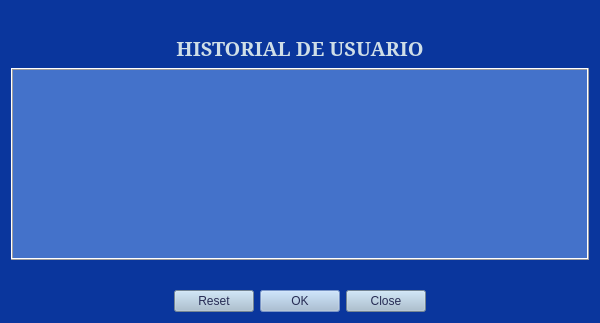
First picture: the form in APP/historial.ui, repository adcfrba/TPO_INFOII, before the edit.
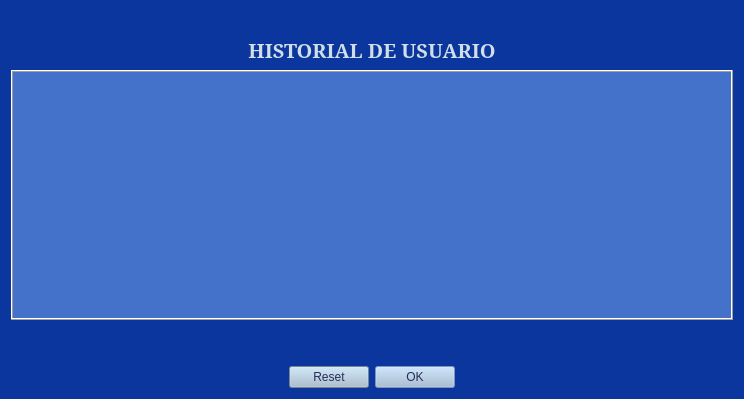
Second picture: the form after the edit. Icons and pictures are not drawn.

What changed in the file:
```diff
--- a/APP/historial.ui
+++ b/APP/historial.ui
@@ -6,8 +6,8 @@
    <rect>
     <x>0</x>
     <y>0</y>
-    <width>600</width>
-    <height>323</height>
+    <width>744</width>
+    <height>399</height>
    </rect>
   </property>
   <property name="sizePolicy">
@@ -403,11 +403,17 @@
      <item>
       <widget class="QTableView" name="tableView_historial">
        <property name="sizePolicy">
-        <sizepolicy hsizetype="Preferred" vsizetype="MinimumExpanding">
+        <sizepolicy hsizetype="Preferred" vsizetype="Preferred">
          <horstretch>0</horstretch>
          <verstretch>0</verstretch>
         </sizepolicy>
        </property>
+       <property name="minimumSize">
+        <size>
+         <width>0</width>
+         <height>250</height>
+        </size>
+       </property>
        <property name="focusPolicy">
         <enum>Qt::NoFocus</enum>
        </property>
@@ -430,7 +436,7 @@
         <enum>Qt::DotLine</enum>
        </property>
        <property name="cornerButtonEnabled">
-        <bool>false</bool>
+        <bool>true</bool>
        </property>
        <attribute name="horizontalHeaderVisible">
         <bool>true</bool>
@@ -451,7 +457,7 @@
       <enum>Qt::Vertical</enum>
      </property>
      <property name="sizeType">
-      <enum>QSizePolicy::Preferred</enum>
+      <enum>QSizePolicy::MinimumExpanding</enum>
      </property>
      <property name="sizeHint" stdset="0">
       <size>
@@ -697,7 +703,7 @@
      </property>
      <property name="font">
       <font>
-       <family>MS Serif</family>
+       <family>Consolas</family>
        <bold>true</bold>
       </font>
      </property>
@@ -716,7 +722,7 @@
       <enum>Qt::Horizontal</enum>
      </property>
      <property name="standardButtons">
-      <set>QDialogButtonBox::Close|QDialogButtonBox::Ok|QDialogButtonBox::Reset</set>
+      <set>QDialogButtonBox::Ok|QDialogButtonBox::Reset</set>
      </property>
      <property name="centerButtons">
       <bool>true</bool>
```
Left out of the diff: 9 changed lines with no effect on the pictures.
